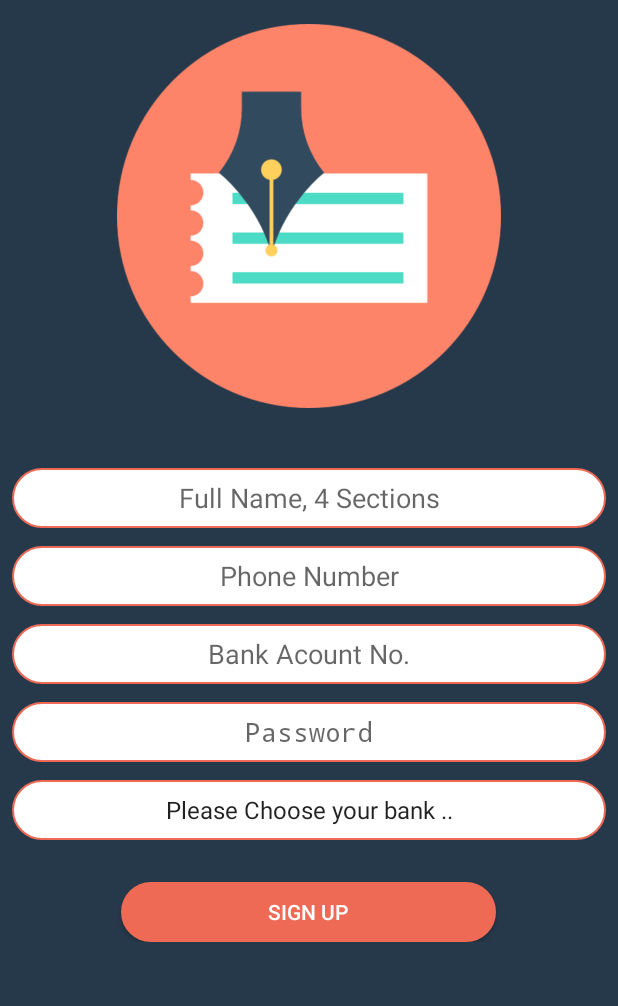
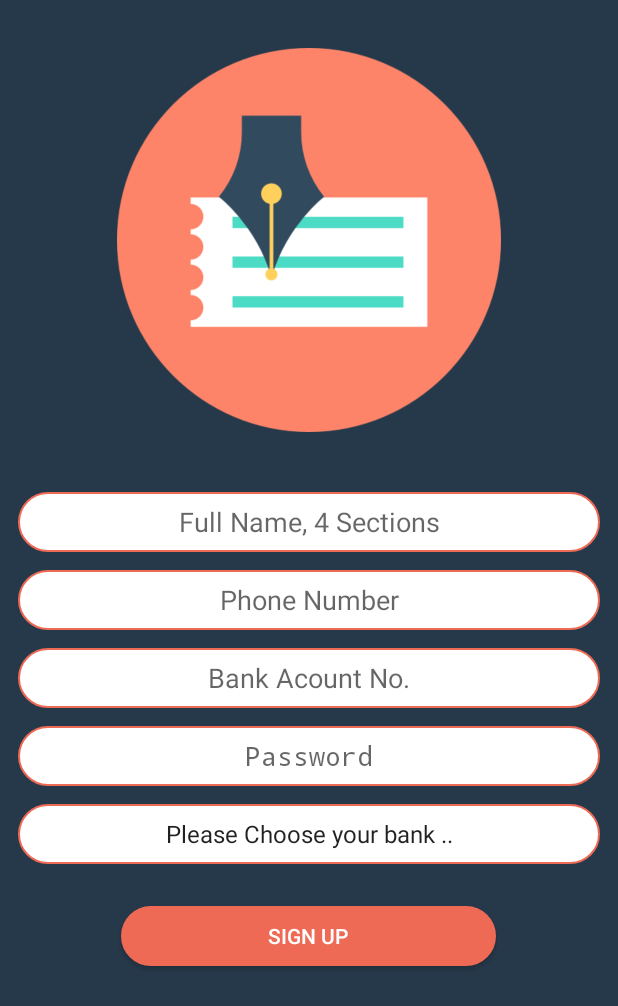
Before and after one commit to monzer24/MyProject, an Android app: the screen it shows after launch (SignUpActivity), after a tap on "SIGN UP", on a phone screen of 412 x 824 dp. Shown: the top 1006 px of the screen. Run offline under Robolectric (Android 15) with nearby library versions, the phone set to English and light mode, and no system bars; our stand-ins replace Firebase (no records; nobody signed in at launch, a user with empty details on screens opened directly).

Commit message:
final changes

```diff
--- a/app/src/main/java/com/projects/check/ui/CapturedImage.java
+++ b/app/src/main/java/com/projects/check/ui/CapturedImage.java
@@ -51,6 +51,7 @@ public class CapturedImage extends Activity {
             Intent back = new Intent(CapturedImage.this, MainActivity.class);
             back.putExtra("user", user);
             startActivity(back);
+            finish();
         }
     };
 
@@ -63,6 +64,7 @@ public class CapturedImage extends Activity {
             intent.putExtra("path", filePath);
             intent.putExtra("user", user);
             startActivity(intent);
+            finish();
         }
     };
 
--- a/app/src/main/java/com/projects/check/ui/CheckInfo.java
+++ b/app/src/main/java/com/projects/check/ui/CheckInfo.java
@@ -126,5 +126,6 @@ public class CheckInfo extends Activity {
         Intent out = new Intent(this, ChoosingAction.class);
         out.putExtra("user", user);
         startActivity(out);
+        finish();
     }
 }
--- a/app/src/main/java/com/projects/check/ui/LogInActivity.java
+++ b/app/src/main/java/com/projects/check/ui/LogInActivity.java
@@ -42,6 +42,7 @@ public class LogInActivity extends Activity {
             @Override
             public void onClick(View v) {
                 startActivity(new Intent(LogInActivity.this, SignUpActivity.class));
+                finish();
             }
         };
     }
--- a/app/src/main/java/com/projects/check/ui/MainActivity.java
+++ b/app/src/main/java/com/projects/check/ui/MainActivity.java
@@ -178,6 +178,7 @@ public class MainActivity extends AppCompatActivity {
                     intent.putExtra("path", filePath);
                     intent.putExtra("user", user);
                     startActivity(intent);
+                    finish();
                 }
             };
 
--- a/app/src/main/res/layout/sign_up.xml
+++ b/app/src/main/res/layout/sign_up.xml
@@ -6,19 +6,21 @@
     android:layout_height="match_parent"
     android:background="#26394A">
 
-    <android.support.constraint.ConstraintLayout
+    <LinearLayout
         android:layout_width="match_parent"
         android:layout_height="match_parent"
-        android:layout_margin="8dp">
+        android:layout_margin="12dp"
+        android:orientation="vertical">
 
         <ImageView
             android:id="@+id/imageView"
             android:layout_width="256dp"
             android:layout_height="256dp"
             android:layout_marginStart="8dp"
-            android:layout_marginTop="8dp"
+            android:layout_marginTop="20dp"
             android:layout_marginEnd="8dp"
             android:src="@drawable/check"
+            android:layout_gravity="center"
             app:layout_constraintEnd_toEndOf="parent"
             app:layout_constraintStart_toStartOf="parent"
             app:layout_constraintTop_toTopOf="parent" />
@@ -31,10 +33,7 @@
             android:background="@drawable/rounded"
             android:hint="Full Name, 4 Sections"
             android:textAlignment="center"
-            android:inputType="text"
-            app:layout_constraintEnd_toEndOf="parent"
-            app:layout_constraintStart_toStartOf="parent"
-            app:layout_constraintTop_toBottomOf="@+id/imageView" />
+            android:inputType="text" />
 
         <EditText
             android:id="@+id/phone"
@@ -44,10 +43,7 @@
             android:background="@drawable/rounded"
             android:hint="Phone Number"
             android:textAlignment="center"
-            android:inputType="phone"
-            app:layout_constraintEnd_toEndOf="parent"
-            app:layout_constraintStart_toStartOf="parent"
-            app:layout_constraintTop_toBottomOf="@+id/fullname" />
+            android:inputType="phone" />
 
         <EditText
             android:id="@+id/account"
@@ -57,10 +53,7 @@
             android:background="@drawable/rounded"
             android:hint="Bank Acount No."
             android:textAlignment="center"
-            android:inputType="number"
-            app:layout_constraintEnd_toEndOf="parent"
-            app:layout_constraintStart_toStartOf="parent"
-            app:layout_constraintTop_toBottomOf="@+id/phone" />
+            android:inputType="number" />
 
         <EditText
             android:id="@+id/password"
@@ -70,9 +63,7 @@
             android:background="@drawable/rounded"
             android:hint="Password"
             android:inputType="textPassword"
-            android:textAlignment="center"
-            app:layout_constraintEnd_toEndOf="parent"
-            app:layout_constraintTop_toBottomOf="@+id/account" />
+            android:textAlignment="center" />
 
         <Spinner
             android:id="@+id/bank"
@@ -81,29 +72,21 @@
             android:layout_marginTop="12dp"
             android:background="@drawable/rounded"
             android:entries="@array/banks"
-            android:textAlignment="center"
-            app:layout_constraintEnd_toEndOf="parent"
-            app:layout_constraintHorizontal_bias="0.0"
-            app:layout_constraintStart_toStartOf="parent"
-            app:layout_constraintTop_toBottomOf="@+id/password" />
+            android:textAlignment="center" />
 
         <Button
             android:id="@+id/signUp"
             android:layout_width="250dp"
             android:layout_height="40dp"
-            android:layout_marginStart="8dp"
             android:layout_marginTop="28dp"
-            android:layout_marginEnd="8dp"
+            android:layout_marginBottom="50dp"
             android:background="@drawable/rounded"
             android:backgroundTint="#EE6A55"
             android:text="Sign up"
             android:textAlignment="center"
             android:textColor="#fff"
-            app:layout_constraintEnd_toEndOf="parent"
-            app:layout_constraintHorizontal_bias="0.496"
-            app:layout_constraintStart_toStartOf="parent"
-            app:layout_constraintTop_toBottomOf="@+id/bank" />
+            android:layout_gravity="center"/>
 
-    </android.support.constraint.ConstraintLayout>
+    </LinearLayout>
 
 </ScrollView>
```
Also changed, not shown: app/src/main/java/com/projects/check/database/FirebaseConnection.java (+7 -0 lines), app/src/main/java/com/projects/check/ui/ChoosingAction.java (+15 -0 lines), app/src/main/res/layout/check_info.xml (+4 -15 lines), app/src/main/res/layout/choose.xml (+14 -1 lines), app/src/main/res/layout/login.xml (+18 -32 lines), app/src/main/res/layout/retrieved.xml (+9 -18 lines), 65 other files.
